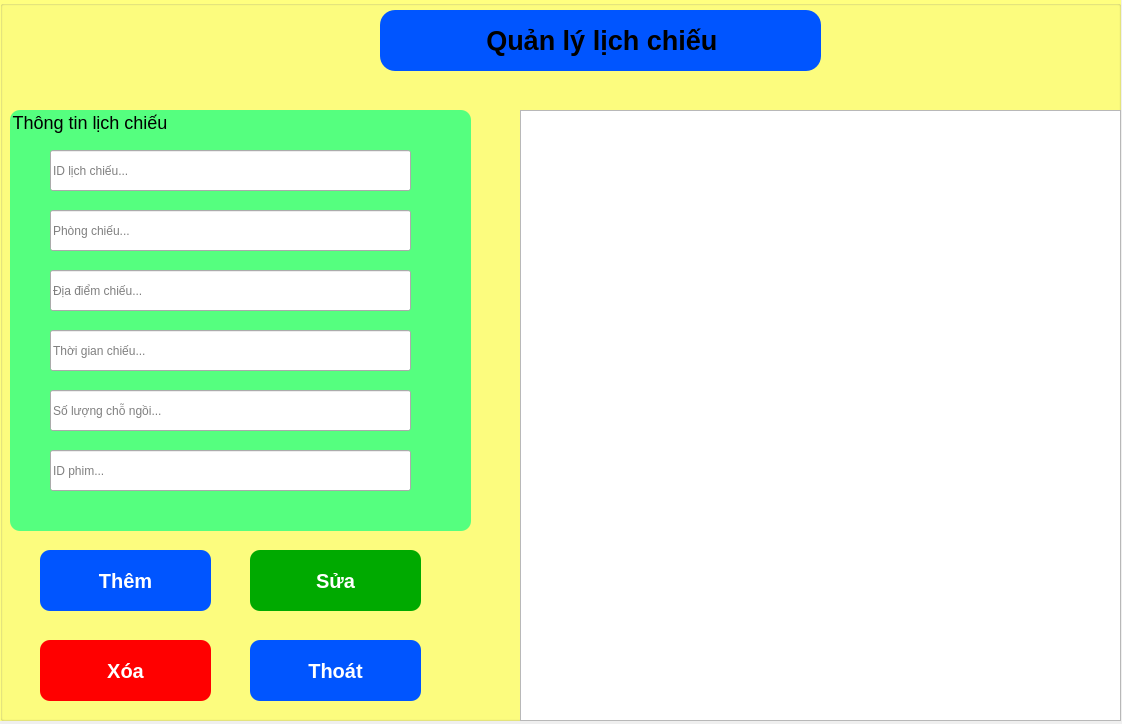
Old version of the form QuanLyLichChieu.ui in the repository XuanManh9999/Python.
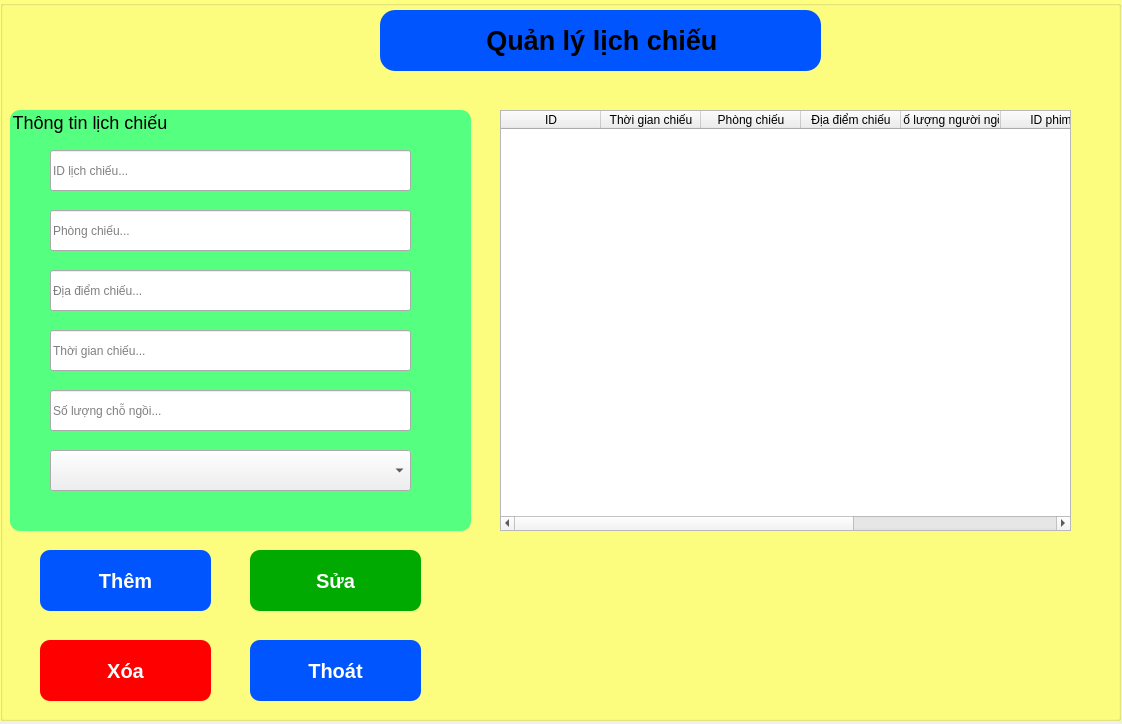
New version of the form.

Diff of the .ui file:
```diff
--- a/QuanLyLichChieu.ui
+++ b/QuanLyLichChieu.ui
@@ -162,7 +162,7 @@
        <string>Số lượng chỗ ngồi...</string>
       </property>
      </widget>
-     <widget class="QLineEdit" name="txtIDPhim">
+     <widget class="QComboBox" name="cbPhim">
       <property name="geometry">
        <rect>
         <x>40</x>
@@ -171,27 +171,8 @@
         <height>41</height>
        </rect>
       </property>
-      <property name="styleSheet">
-       <string notr="true">font: 14pt &quot;MS Shell Dlg 2&quot;;</string>
-      </property>
-      <property name="placeholderText">
-       <string>ID phim...</string>
-      </property>
      </widget>
     </widget>
-    <widget class="QListView" name="lstLichchieu">
-     <property name="geometry">
-      <rect>
-       <x>520</x>
-       <y>110</y>
-       <width>601</width>
-       <height>611</height>
-      </rect>
-     </property>
-     <property name="styleSheet">
-      <string notr="true">font: 12pt &quot;Arial&quot;;</string>
-     </property>
-    </widget>
     <widget class="QPushButton" name="btnTheml">
      <property name="geometry">
       <rect>
@@ -296,6 +277,56 @@
       <string>Thoát</string>
      </property>
     </widget>
+    <widget class="QTableWidget" name="tableWidget">
+     <property name="geometry">
+      <rect>
+       <x>500</x>
+       <y>110</y>
+       <width>571</width>
+       <height>421</height>
+      </rect>
+     </property>
+     <column>
+      <property name="text">
+       <string>ID</string>
+      </property>
+     </column>
+     <column>
+      <property name="text">
+       <string>Thời gian chiếu</string>
+      </property>
+     </column>
+     <column>
+      <property name="text">
+       <string>Phòng chiếu</string>
+      </property>
+     </column>
+     <column>
+      <property name="text">
+       <string>Địa điểm chiếu</string>
+      </property>
+     </column>
+     <column>
+      <property name="text">
+       <string>Số lượng người ngồi</string>
+      </property>
+     </column>
+     <column>
+      <property name="text">
+       <string>ID phim</string>
+      </property>
+     </column>
+     <column>
+      <property name="text">
+       <string>Ngày tạo</string>
+      </property>
+     </column>
+     <column>
+      <property name="text">
+       <string>Ngày cập nhật</string>
+      </property>
+     </column>
+    </widget>
    </widget>
   </widget>
  </widget>
```
Left out of the diff: 3 changed lines with no effect on the pictures.
